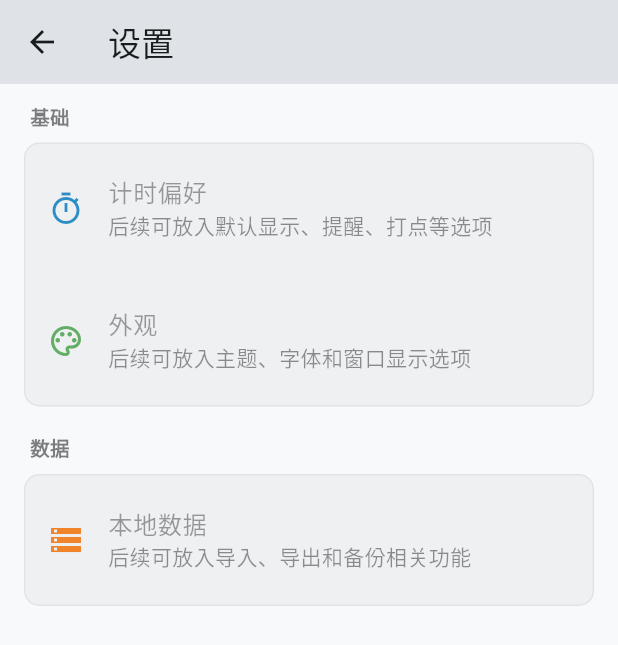
After one commit to dogdreamson555/Stopwatch-Log, a Flutter app: the screen it shows after launch, after a tap on the "settings" icon, on a phone screen of 412 x 824 dp. The commit adds this screen. Shown: the top 645 px of the screen. Run offline on Flutter 3.47's test engine with Material 3 defaults, Android fonts, the phone set to English and light mode, and no system bars; our stand-ins replace drift, flutter_riverpod; missing offline and left inert: window_manager; accounts and stored records are empty; generated files the repository leaves out were written again; Roboto replaces fonts that are missing (Microsoft YaHei UI); statements that could not run were skipped.

Commit message:
feat/added settings ui

```diff
--- /dev/null
+++ b/lib/screens/settings_screen.dart
@@ -0,0 +1,116 @@
+import 'package:flutter/material.dart';
+
+/// 设置页骨架。
+class SettingsScreen extends StatelessWidget {
+  const SettingsScreen({super.key});
+
+  @override
+  Widget build(BuildContext context) {
+    final cs = Theme.of(context).colorScheme;
+
+    return Scaffold(
+      appBar: AppBar(title: const Text('设置')),
+      body: ListView(
+        padding: const EdgeInsets.fromLTRB(16, 12, 16, 24),
+        children: [
+          _SettingsSection(
+            title: '基础',
+            children: [
+              _PlaceholderTile(
+                icon: Icons.timer_outlined,
+                title: '计时偏好',
+                subtitle: '后续可放入默认显示、提醒、打点等选项',
+                color: cs.primary,
+              ),
+              _PlaceholderTile(
+                icon: Icons.palette_outlined,
+                title: '外观',
+                subtitle: '后续可放入主题、字体和窗口显示选项',
+                color: cs.secondary,
+              ),
+            ],
+          ),
+          const SizedBox(height: 18),
+          _SettingsSection(
+            title: '数据',
+            children: [
+              _PlaceholderTile(
+                icon: Icons.storage_outlined,
+                title: '本地数据',
+                subtitle: '后续可放入导入、导出和备份相关功能',
+                color: cs.tertiary,
+              ),
+            ],
+          ),
+        ],
+      ),
+    );
+  }
+}
+
+class _SettingsSection extends StatelessWidget {
+  final String title;
+  final List<Widget> children;
+
+  const _SettingsSection({required this.title, required this.children});
+
+  @override
+  Widget build(BuildContext context) {
+    final cs = Theme.of(context).colorScheme;
+
+    return Column(
+      crossAxisAlignment: CrossAxisAlignment.start,
+      children: [
+        Padding(
+          padding: const EdgeInsets.fromLTRB(4, 0, 4, 8),
+          child: Text(
+            title,
+            style: TextStyle(
+              color: cs.onSurface.withValues(alpha: 0.56),
+              fontSize: 13,
+              fontWeight: FontWeight.w600,
+            ),
+          ),
+        ),
+        DecoratedBox(
+          decoration: BoxDecoration(
+            color: cs.onSurface.withValues(alpha: 0.04),
+            borderRadius: BorderRadius.circular(10),
+            border: Border.all(color: cs.onSurface.withValues(alpha: 0.06)),
+          ),
+          child: Column(children: children),
+        ),
+      ],
+    );
+  }
+}
+
+class _PlaceholderTile extends StatelessWidget {
+  final IconData icon;
+  final String title;
+  final String subtitle;
+  final Color color;
+
+  const _PlaceholderTile({
+    required this.icon,
+    required this.title,
+    required this.subtitle,
+    required this.color,
+  });
+
+  @override
+  Widget build(BuildContext context) {
+    final cs = Theme.of(context).colorScheme;
+
+    return ListTile(
+      leading: Icon(icon, color: color.withValues(alpha: 0.82)),
+      title: Text(title),
+      subtitle: Text(
+        subtitle,
+        style: TextStyle(color: cs.onSurface.withValues(alpha: 0.48)),
+      ),
+      enabled: false,
+      contentPadding: const EdgeInsets.symmetric(horizontal: 16, vertical: 8),
+    );
+  }
+}
--- a/lib/screens/timer_screen.dart
+++ b/lib/screens/timer_screen.dart
@@ -13,6 +13,7 @@ import '../widgets/timer_controls.dart';
 import '../widgets/window_close_button.dart';
 import 'history_screen.dart';
 import 'review_screen.dart';
+import 'settings_screen.dart';
 
 /// 计时器主屏幕
 class TimerScreen extends ConsumerWidget {
@@ -66,6 +67,18 @@ class TimerScreen extends ConsumerWidget {
                           onTap: () => Navigator.of(context).push(
                             MaterialPageRoute(
                               builder: (_) => const HistoryScreen(),
+                            ),
+                          ),
+                        ),
+                        const SizedBox(width: 6),
+                        // 设置按钮
+                        WindowControlButton(
+                          icon: Icons.settings_outlined,
+                          tooltip: '设置',
+                          iconSize: 19,
+                          onTap: () => Navigator.of(context).push(
+                            MaterialPageRoute(
+                              builder: (_) => const SettingsScreen(),
                             ),
                           ),
                         ),
```
